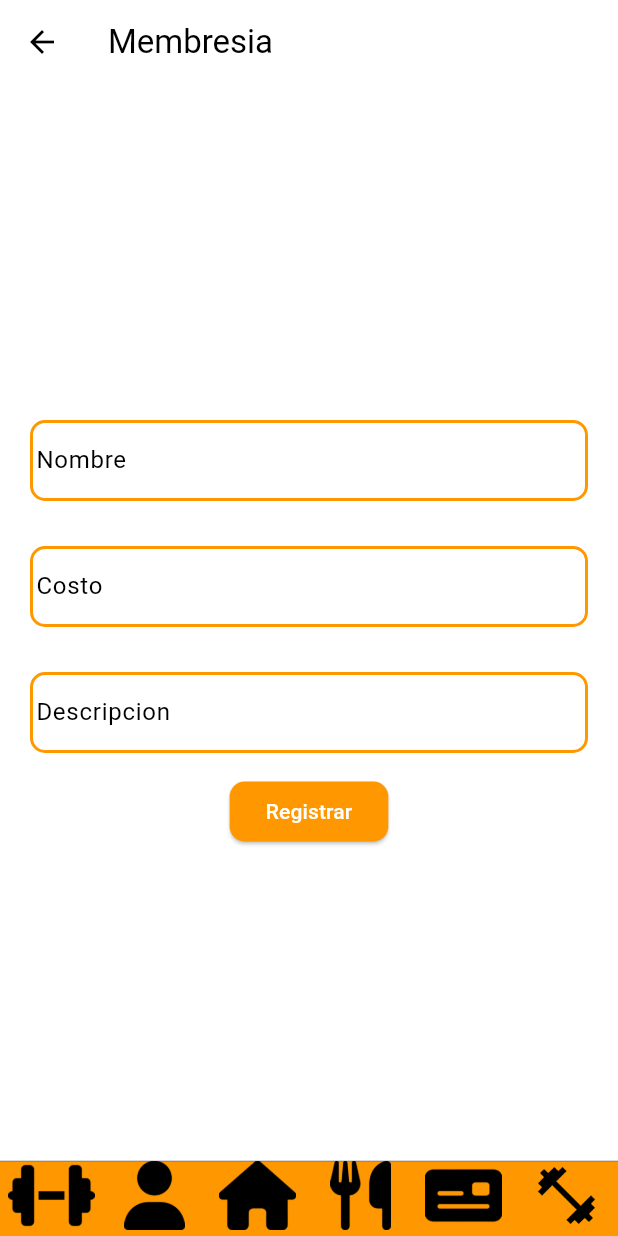
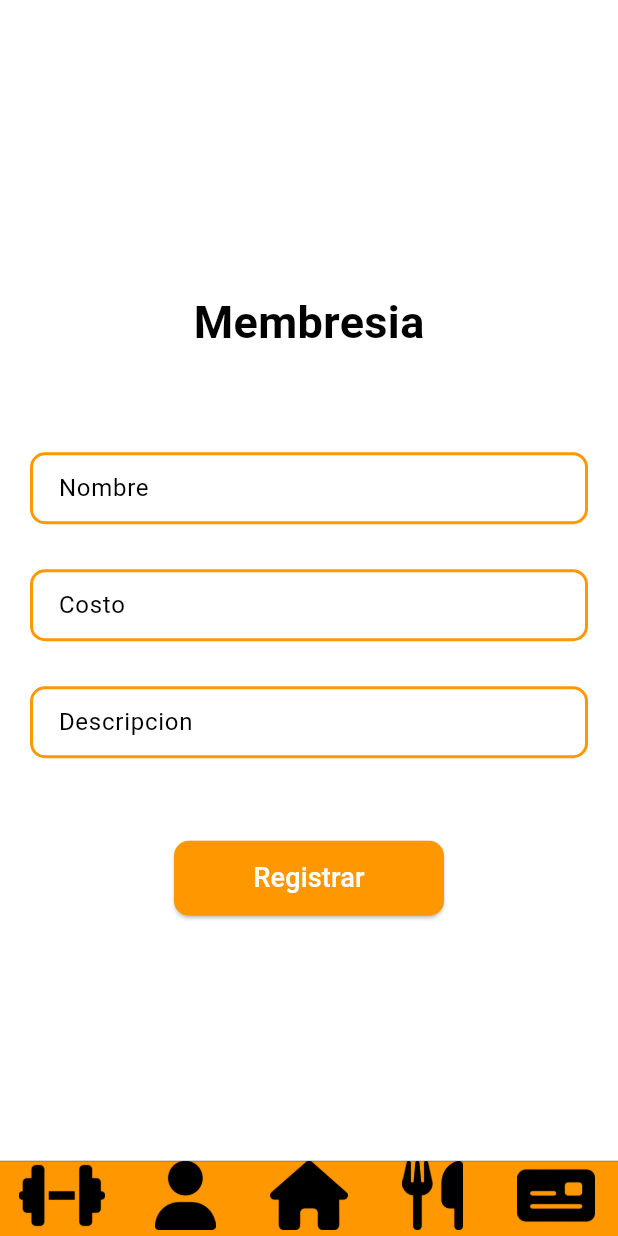
Before and after one commit to FranCannepa/fitsolutions, a Flutter app: the HomeScreen screen opened by its route, item 5 of the bottom bar chosen, after a tap on "Crear Membresia", on a phone screen of 412 x 824 dp. Run offline on Flutter 3.47's test engine with Material 3 defaults, Android fonts, the phone set to English and light mode, and no system bars; our stand-ins replace cloud_firestore, firebase_auth, firebase_core, logger, shared_preferences, sign_in_button; accounts and stored records are empty.

Commit message:
initilize branch

```diff
--- a/lib/Components/CommonComponents/footer_bottom_navigation_bar.dart
+++ b/lib/Components/CommonComponents/footer_bottom_navigation_bar.dart
@@ -1,17 +1,18 @@
+import 'package:fitsolutions/Modelo/Screens.dart';
 import 'package:fitsolutions/Screens/Dietas/dietas_screen.dart';
 import 'package:fitsolutions/Screens/Ejercicios/ejercicios_screen.dart';
 import 'package:fitsolutions/Screens/Gimnasio/gimnasio_screen.dart';
 import 'package:fitsolutions/Screens/Home/home_screen.dart';
 import 'package:fitsolutions/Screens/Membresia/membresia_screen.dart';
 import 'package:fitsolutions/Screens/Profile/perfil_screen.dart';
-import 'package:fitsolutions/Utilities/shared_prefs_helper.dart';
 import 'package:fitsolutions/modelo/UserData.dart';
 import 'package:flutter/cupertino.dart';
 import 'package:flutter/material.dart';
 import 'package:provider/provider.dart';
 
 class FooterBottomNavigationBar extends StatefulWidget {
-  const FooterBottomNavigationBar({super.key});
+  const FooterBottomNavigationBar({super.key, required this.initialScreen});
+  final ScreenType initialScreen;
 
   @override
   State<FooterBottomNavigationBar> createState() =>
@@ -20,23 +21,37 @@ class FooterBottomNavigationBar extends StatefulWidget {
 
 class _FooterBottomNavigationBarState extends State<FooterBottomNavigationBar> {
   int _selectedIndex = 0;
-  final List<Widget> _screens = [
+  Widget? _currentScreen;
+
+  List<Widget> _getAvailableScreens(UserData userProvider) {
+    if (userProvider.esBasico()) {
+      return [
         const EjerciciosScreen(),
         const PerfilScreen(),
         const HomeScreen(),
         const DietasScreen(),
         const MembresiaScreen(),
-    const GimnasioScreen()
       ];
+    } else {
+      return [
+        const EjerciciosScreen(),
+        const PerfilScreen(),
+        const HomeScreen(),
+        const DietasScreen(),
+        const MembresiaScreen(),
+        const GimnasioScreen(),
+      ];
+    }
+  }
 
-  final prefs = SharedPrefsHelper();
   @override
   Widget build(BuildContext context) {
+    final userProvider = context.read<UserData>();
 
     return Consumer<UserData>(
       builder: (context, value, child) => CupertinoTabBar(
         backgroundColor: Theme.of(context).colorScheme.primary,
-              items: <BottomNavigationBarItem>[
+        items: [
           BottomNavigationBarItem(
             icon: Image.asset('assets/icons/dumbell_icon.png'),
             backgroundColor: Theme.of(context).colorScheme.primary,
@@ -57,21 +72,33 @@ class _FooterBottomNavigationBarState extends State<FooterBottomNavigationBar> {
             icon: Image.asset('assets/icons/membership_icon.png'),
             backgroundColor: Theme.of(context).colorScheme.primary,
           ),
+          if (userProvider.esPropietario())
             BottomNavigationBarItem(
               icon: Image.asset('assets/icons/dumbell2_icon.png'),
               backgroundColor: Theme.of(context).colorScheme.primary,
             ),
         ],
         onTap: (index) {
+          final currentScreen = _getAvailableScreens(userProvider)[index];
+          if (_currentScreen == currentScreen) {
+            if (currentScreen is HomeScreen) {}
+            return;
+          }
           setState(() {
             _selectedIndex = index;
+            _currentScreen = currentScreen;
+          });
           Navigator.push(
             context,
-                    MaterialPageRoute(builder: (context) => _screens[index]),
+            MaterialPageRoute(
+              builder: (context) => _currentScreen!,
+            ),
           );
-                });
         },
-              currentIndex: _selectedIndex,
-            ));
+        currentIndex: _selectedIndex == widget.initialScreen.index
+            ? _selectedIndex
+            : widget.initialScreen.index,
+      ),
+    );
   }
 }
--- a/lib/Components/CommonComponents/submit_button.dart
+++ b/lib/Components/CommonComponents/submit_button.dart
@@ -8,15 +8,25 @@ class SubmitButton extends StatelessWidget {
 
   @override
   Widget build(BuildContext context) {
-    return ElevatedButton(
-      style: ElevatedButton.styleFrom(
-        shape: RoundedRectangleBorder(
-          borderRadius: BorderRadius.circular(10.0),
+    return Padding(
+      padding: const EdgeInsets.only(top: 40.0),
+      child: ElevatedButton(
+        style: ElevatedButton.styleFrom(
+          shape: RoundedRectangleBorder(
+            borderRadius: BorderRadius.circular(10.0),
+          ),
+          backgroundColor: Theme.of(context).colorScheme.primary,
+          minimumSize: const Size(180.0, 50.0),
         ),
-        backgroundColor: Colors.orange,
+        onPressed: onPressed,
+        child: Text(
+          text,
+          style: const TextStyle(
+            color: Colors.white,
+            fontSize: 18.0,
+          ),
+        ),
       ),
-      onPressed: onPressed,
-      child: Text(text, style: const TextStyle(color: Colors.white)),
     );
   }
 }
--- /dev/null
+++ b/lib/Modelo/Screens.dart
@@ -0,0 +1,8 @@
+enum ScreenType {
+  home,
+  perfil,
+  ejercicios,
+  dietas,
+  membresia,
+  gym,
+}
--- a/lib/Screens/Dietas/dietas_screen.dart
+++ b/lib/Screens/Dietas/dietas_screen.dart
@@ -1,4 +1,5 @@
-import 'package:fitsolutions/Components/components.dart';
+import 'package:fitsolutions/Components/CommonComponents/footer_bottom_navigation_bar.dart';
+import 'package:fitsolutions/Modelo/Screens.dart';
 import 'package:flutter/material.dart';
 
 class DietasScreen extends StatefulWidget {
@@ -44,7 +45,7 @@ class _DietasScreenState extends State<DietasScreen> {
           ),
         ),
       ),
-      bottomNavigationBar: const FooterBottomNavigationBar(),
+      bottomNavigationBar: const FooterBottomNavigationBar(initialScreen: ScreenType.dietas,),
     );
   }
 }
--- a/lib/Screens/Ejercicios/ejercicios_screen.dart
+++ b/lib/Screens/Ejercicios/ejercicios_screen.dart
@@ -1,4 +1,6 @@
-import 'package:fitsolutions/Components/components.dart'; // Assuming ejercicios_card.dart contains EjerciciosCards
+import 'package:fitsolutions/Components/CommonComponents/footer_bottom_navigation_bar.dart';
+import 'package:fitsolutions/Components/EjerciciosComponents/ejercicios_card.dart'; // Assuming ejercicios_card.dart contains EjerciciosCards
+import 'package:fitsolutions/Modelo/Screens.dart';
 import 'package:flutter/material.dart';
 
 class EjerciciosScreen extends StatelessWidget {
@@ -48,7 +50,7 @@ class EjerciciosScreen extends StatelessWidget {
           ),
         ),
       ),
-      bottomNavigationBar: const FooterBottomNavigationBar(),
+      bottomNavigationBar: const FooterBottomNavigationBar(initialScreen: ScreenType.ejercicios,),
     );
   }
 }
--- a/lib/Screens/Home/home_screen.dart
+++ b/lib/Screens/Home/home_screen.dart
@@ -1,9 +1,10 @@
 import 'package:cloud_firestore/cloud_firestore.dart';
-import 'package:fitsolutions/Components/components.dart';
-import 'package:fitsolutions/Utilities/utilities.dart';
-import 'package:fitsolutions/modelo/models.dart';
+import 'package:fitsolutions/Components/CommonComponents/footer_bottom_navigation_bar.dart';
+import 'package:fitsolutions/Modelo/Screens.dart';
+import 'package:fitsolutions/Modelo/UserData.dart';
+import 'package:fitsolutions/Utilities/navigator_service.dart';
+import 'package:fitsolutions/Utilities/shared_prefs_helper.dart';
 import 'package:fitsolutions/providers/user_provider.dart';
-import 'package:fitsolutions/screens/Login/login_screen.dart';
 import 'package:flutter/material.dart';
 import 'package:logger/logger.dart';
 import 'package:provider/provider.dart';
@@ -82,7 +83,9 @@ class _HomeScreenState extends State<HomeScreen> {
                 ],
               ),
             ),
-            bottomNavigationBar: const FooterBottomNavigationBar(),
+            bottomNavigationBar: const FooterBottomNavigationBar(
+              initialScreen: ScreenType.home,
+            ),
           );
         } else if (snapshot.hasError) {
           log.d(snapshot.error);
@@ -94,7 +97,7 @@ class _HomeScreenState extends State<HomeScreen> {
         } else {
           return const Scaffold(
             body: Center(
-              child: CircularProgressIndicator(), // Loading indicator
+              child: CircularProgressIndicator(),
             ),
           );
         }
--- a/lib/Screens/Login/login_screen.dart
+++ b/lib/Screens/Login/login_screen.dart
@@ -49,10 +49,10 @@ class _LoginScreenState extends State<LoginScreen> {
       final Map<String, dynamic>? existingUserData =
           await _checkUserExistence(user);
       if (existingUserData != null) {
-        userProvider.updateUserData(existingUserData);
         prefs.setEmail(existingUserData['email']);
         prefs.setDocId(existingUserData['docId']);
         prefs.setLoggedIn(true);
+        userProvider.updateUserData(existingUserData);
         NavigationService.instance.pushNamed("/home");
       } else {
         if (user.email != null) {
--- a/lib/Screens/Membresia/membresia_screen.dart
+++ b/lib/Screens/Membresia/membresia_screen.dart
@@ -1,11 +1,12 @@
 import 'package:cloud_firestore/cloud_firestore.dart';
-import 'package:fitsolutions/Components/components.dart';
-import 'package:fitsolutions/Utilities/utilities.dart';
-
-//import 'package:fitsolutions/modelo/user_data.dart';
+import 'package:fitsolutions/Components/CommonComponents/footer_bottom_navigation_bar.dart';
+import 'package:fitsolutions/Components/CommonComponents/screen_title.dart';
+import 'package:fitsolutions/Components/MembresiaComponents/membresia_form.dart';
+import 'package:fitsolutions/Components/MembresiaComponents/membresiaInfo.dart';
+import 'package:fitsolutions/Modelo/Screens.dart';
+import 'package:fitsolutions/Modelo/UserData.dart';
 import 'package:flutter/material.dart';
-import 'package:intl/intl.dart';
-//import 'package:provider/provider.dart';
+import 'package:provider/provider.dart';
 
 class MembresiaScreen extends StatefulWidget {
   const MembresiaScreen({super.key});
@@ -16,13 +17,11 @@ class MembresiaScreen extends StatefulWidget {
 
 class _MembresiaScreenState extends State<MembresiaScreen> {
   late Map<String, dynamic>? membershipData;
-
   bool showMembresiaForm = false;
 
   Future<Map<String, dynamic>?> getMembershipInfo() async {
-    //final userProvider = context.read<UserData>();
-    final prefs = SharedPrefsHelper();
-    final gymId = await prefs.getCurrentGymId();
+    final userProvider = context.read<UserData>();
+    final gymId = userProvider.gimnasioId;
     try {
       final collectionRef = FirebaseFirestore.instance
           .collection('membresia')
@@ -36,7 +35,6 @@ class _MembresiaScreenState extends State<MembresiaScreen> {
         return null;
       }
     } catch (e) {
-      //print("Error getting user: $e");
       return null;
     }
   }
@@ -51,14 +49,12 @@ class _MembresiaScreenState extends State<MembresiaScreen> {
   @override
   Widget build(BuildContext context) {
     return Scaffold(
-      appBar: AppBar(
-        title: const Text('Membresia'),
-      ),
       body: Center(
         child: Column(
           mainAxisSize: MainAxisSize.max,
           mainAxisAlignment: MainAxisAlignment.center,
           children: [
+            const ScreenTitle(title: "Membresia"),
             FutureBuilder(
               future: getMembershipInfo(),
               builder: (context, snapshot) {
@@ -70,52 +66,12 @@ class _MembresiaScreenState extends State<MembresiaScreen> {
                 }
                 if (snapshot.hasData) {
                   final membershipData = snapshot.data!;
-                  return Container(
-                    padding: const EdgeInsets.all(20.0),
-                    child: Column(
-                      crossAxisAlignment: CrossAxisAlignment.start,
-                      children: [
-                        const Text(
-                          'Nombre:',
-                          style: TextStyle(
-                            fontSize: 16.0,
-                            fontWeight: FontWeight.bold,
-                          ),
-                        ),
-                        Text(membershipData['nombre']),
-                        const SizedBox(height: 10.0),
-                        const Text(
-                          'Gimnasio:',
-                          style: TextStyle(
-                            fontSize: 16.0,
-                            fontWeight: FontWeight.bold,
-                          ),
-                        ),
-                        Text(membershipData['gimnasio']),
-                        const SizedBox(height: 10.0),
-                        const Text(
-                          'Costo:',
-                          style: TextStyle(
-                            fontSize: 16.0,
-                            fontWeight: FontWeight.bold,
-                          ),
-                        ),
-                        Text('${membershipData['costo']} \$'),
-                        const SizedBox(height: 10.0),
-                        const Text(
-                          'Vencimiento:',
-                          style: TextStyle(
-                            fontSize: 16.0,
-                            fontWeight: FontWeight.bold,
-                          ),
-                        ),
-                        Text(
-                          DateFormat('dd/MM/yyyy')
-                              .format(membershipData['vencimiento']),
-                        ),
-                      ],
-                    ),
-                  );
+                  final userProvider = context.read<UserData>();
+                  if (userProvider.esPropietario()) {
+                    return MembresiaInfo(membershipData: membershipData);
+                  } else if (userProvider.esBasico()) {
+                    return const Text("SOY BASICO");
+                  }
                 }
                 return Container();
               },
@@ -124,7 +80,10 @@ class _MembresiaScreenState extends State<MembresiaScreen> {
               Center(
                 child: Column(
                   children: [
-                    const Text('No existe membresia para su gimnasio'),
+                    const Text(
+                      'No existe membresia para su gimnasio',
+                      style: TextStyle(fontSize: 20, color: Colors.grey),
+                    ),
                     ElevatedButton(
                       onPressed: () {
                         setState(() {
@@ -140,7 +99,8 @@ class _MembresiaScreenState extends State<MembresiaScreen> {
           ],
         ),
       ),
-      bottomNavigationBar: const FooterBottomNavigationBar(),
+      bottomNavigationBar:
+          const FooterBottomNavigationBar(initialScreen: ScreenType.membresia),
     );
   }
 }
--- a/lib/components/CommonComponents/input_round_fields.dart
+++ b/lib/components/CommonComponents/input_round_fields.dart
@@ -23,7 +23,7 @@ class RoundedInputField extends StatelessWidget {
         keyboardType: keyboardType,
         decoration: InputDecoration(
           labelText: labelText,
-          contentPadding: const EdgeInsets.symmetric(vertical: 15.0),
+          contentPadding: const EdgeInsets.symmetric(horizontal: 15.0),
           enabledBorder: OutlineInputBorder(
             borderRadius: BorderRadius.circular(10.0),
             borderSide: const BorderSide(color: Colors.orange, width: 2.0),
```
Also changed, not shown: lib/Components/MembresiaComponents/membresiaInfo.dart (added, +62 -0 lines), lib/Screens/Gimnasio/gimnasio_screen.dart (+9 -3 lines), lib/Screens/Profile/perfil_screen.dart (+5 -2 lines), lib/components/RegisterComponents/gimnasio_form.dart (+19 -3 lines). Lines whose indentation alone changed are shown as unchanged.
